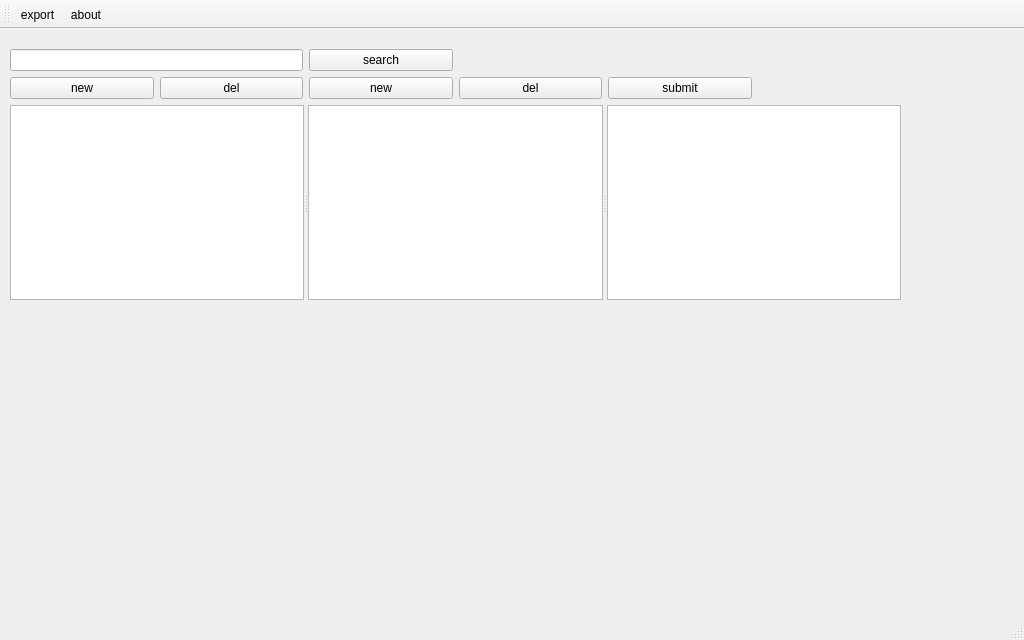
First picture: the form in mainwindow.ui, repository changnet/SPEditor, before the edit.
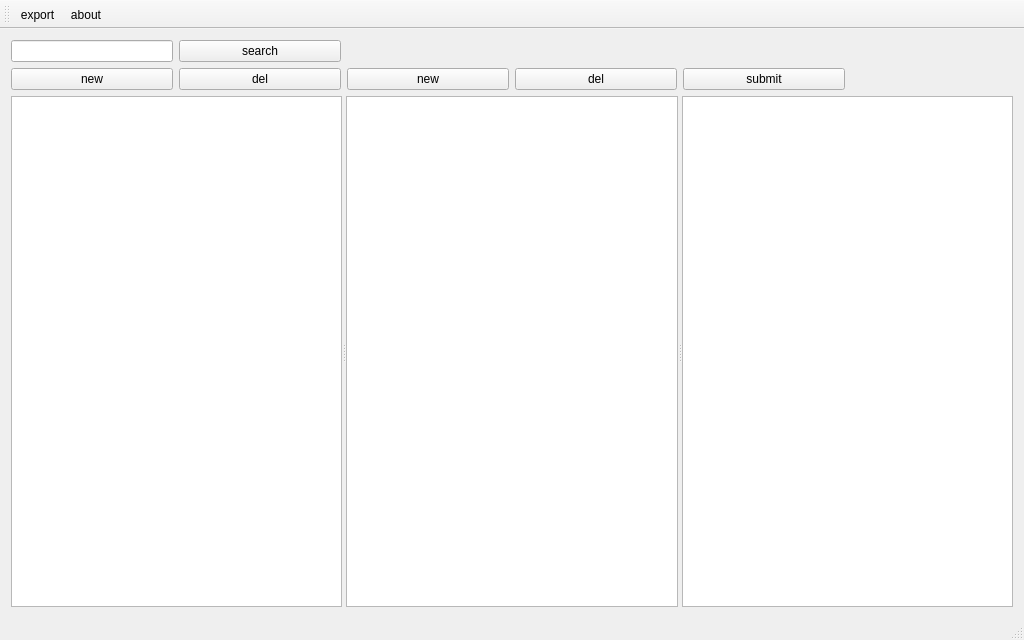
Second picture: the form after the edit.

```diff
--- a/mainwindow.ui
+++ b/mainwindow.ui
@@ -14,34 +14,21 @@
    <string>Stream Protocol Editor</string>
   </property>
   <widget class="QWidget" name="centralWidget">
-   <widget class="QWidget" name="gridLayoutWidget">
-    <property name="geometry">
-     <rect>
-      <x>0</x>
-      <y>10</y>
-      <width>911</width>
-      <height>271</height>
-     </rect>
-    </property>
-    <layout class="QGridLayout" name="gridLayout" columnstretch="0,0,0,0,0,0">
-     <property name="sizeConstraint">
-      <enum>QLayout::SetDefaultConstraint</enum>
-     </property>
-     <property name="leftMargin">
-      <number>10</number>
-     </property>
-     <property name="topMargin">
-      <number>10</number>
-     </property>
-     <property name="rightMargin">
-      <number>10</number>
-     </property>
-     <property name="bottomMargin">
-      <number>10</number>
-     </property>
-     <property name="horizontalSpacing">
-      <number>6</number>
-     </property>
+   <layout class="QGridLayout" name="gridLayout" columnstretch="1,1,1,1,1,1">
+    <item row="0" column="1">
+     <widget class="QPushButton" name="search_btn">
+      <property name="text">
+       <string>search</string>
+      </property>
+     </widget>
+    </item>
+    <item row="1" column="2">
+     <widget class="QPushButton" name="command_new">
+      <property name="text">
+       <string>new</string>
+      </property>
+     </widget>
+    </item>
      <item row="1" column="0">
       <widget class="QPushButton" name="module_new">
        <property name="text">
@@ -49,9 +36,43 @@
        </property>
       </widget>
      </item>
-     <item row="0" column="0" colspan="2">
+    <item row="1" column="3">
+     <widget class="QPushButton" name="command_del">
+      <property name="text">
+       <string>del</string>
+      </property>
+     </widget>
+    </item>
+    <item row="1" column="1">
+     <widget class="QPushButton" name="module_del">
+      <property name="text">
+       <string>del</string>
+      </property>
+     </widget>
+    </item>
+    <item row="1" column="4">
+     <widget class="QPushButton" name="submit_btn">
+      <property name="text">
+       <string>submit</string>
+      </property>
+     </widget>
+    </item>
+    <item row="0" column="0">
       <widget class="QLineEdit" name="search_edt"/>
      </item>
+    <item row="1" column="5">
+     <spacer name="horizontalSpacer">
+      <property name="orientation">
+       <enum>Qt::Horizontal</enum>
+      </property>
+      <property name="sizeHint" stdset="0">
+       <size>
+        <width>40</width>
+        <height>20</height>
+       </size>
+      </property>
+     </spacer>
+    </item>
      <item row="2" column="0" colspan="6">
       <widget class="QSplitter" name="splitter">
        <property name="orientation">
@@ -73,44 +94,8 @@
        </widget>
       </widget>
      </item>
-     <item row="1" column="1">
-      <widget class="QPushButton" name="module_del">
-       <property name="text">
-        <string>del</string>
-       </property>
-      </widget>
-     </item>
-     <item row="0" column="2">
-      <widget class="QPushButton" name="search_btn">
-       <property name="text">
-        <string>search</string>
-       </property>
-      </widget>
-     </item>
-     <item row="1" column="2">
-      <widget class="QPushButton" name="command_new">
-       <property name="text">
-        <string>new</string>
-       </property>
-      </widget>
-     </item>
-     <item row="1" column="3">
-      <widget class="QPushButton" name="command_del">
-       <property name="text">
-        <string>del</string>
-       </property>
-      </widget>
-     </item>
-     <item row="1" column="4">
-      <widget class="QPushButton" name="submit_btn">
-       <property name="text">
-        <string>submit</string>
-       </property>
-      </widget>
-     </item>
-    </layout>
-   </widget>
-  </widget>
+   </layout>
+  </widget>
   <widget class="QToolBar" name="mainToolBar">
    <attribute name="toolBarArea">
     <enum>TopToolBarArea</enum>
```
Left out of the diff: 4 changed lines with no effect on the pictures. Lines whose indentation alone changed are shown as unchanged.
